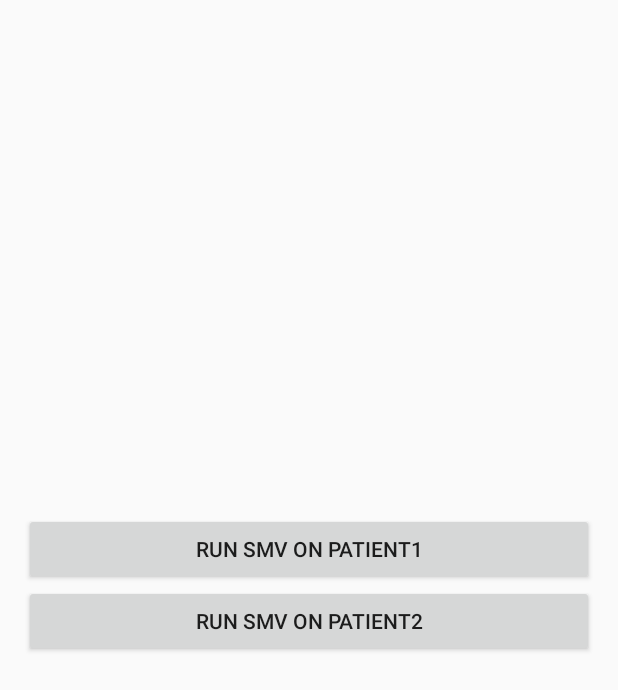
After one commit to BalonChenganhong/PD_APP, an Android app built with Jetpack Compose: the layout activity_fog_detection.xml on its own in the app's theme, with its tools: preview values and no code run, on a phone screen of 412 x 824 dp. The commit adds this screen. Shown: the top 690 px of the screen. Run offline under Robolectric (Android 15) with nearby library versions, the phone set to English and light mode, and no system bars.

Commit message:
update master code

```diff
--- a/app/src/main/AndroidManifest.xml
+++ b/app/src/main/AndroidManifest.xml
@@ -38,6 +38,12 @@
             android:exported="false"
             android:theme="@style/Theme.AppCompat.Light.NoActionBar">
         </activity>
+
+        <activity
+            android:name=".FoGDetectionActivity"
+            android:exported="false"
+            android:theme="@style/Theme.AppCompat.Light.NoActionBar">
+        </activity>
     </application>
 
 </manifest>
--- /dev/null
+++ b/app/src/main/res/layout/activity_fog_detection.xml
@@ -0,0 +1,28 @@
+<?xml version="1.0" encoding="utf-8"?>
+<LinearLayout xmlns:android="http://schemas.android.com/apk/res/android"
+    android:layout_width="match_parent"
+    android:layout_height="match_parent"
+    android:orientation="vertical"
+    android:padding="16dp"
+    android:gravity="center">
+
+    <Button
+        android:id="@+id/btn_run_smv_1"
+        android:layout_width="match_parent"
+        android:layout_height="wrap_content"
+        android:text="RUN SMV ON PATIENT1"/>
+
+    <Button
+        android:id="@+id/btn_run_smv_2"
+        android:layout_width="match_parent"
+        android:layout_height="wrap_content"
+        android:text="RUN SMV ON PATIENT2"/>
+
+    <TextView
+        android:id="@+id/tv_result_fog"
+        android:layout_width="match_parent"
+        android:layout_height="wrap_content"
+        android:layout_marginTop="24dp"
+        android:textAlignment="center"/>
+
+</LinearLayout>
```
Also changed, not shown: app/src/main/java/com/example/pd/FoGDetectionActivity.kt (added, +102 -0 lines), app/src/main/java/com/example/pd/LoginActivity.kt (+27 -5 lines), 1 other file.
